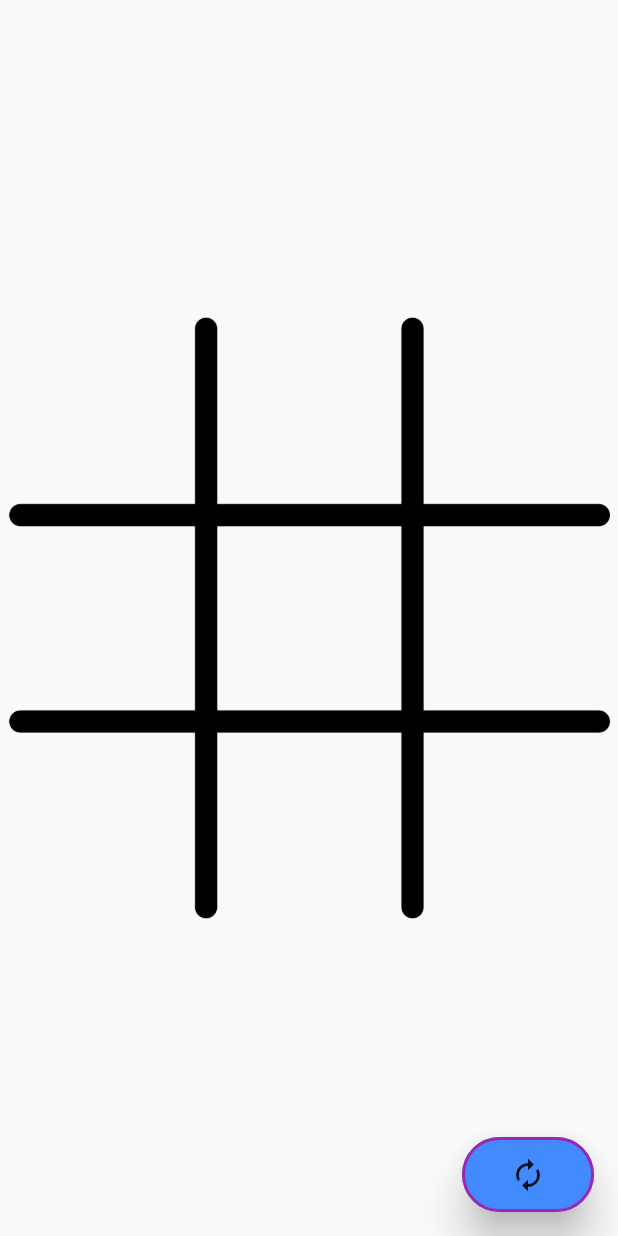
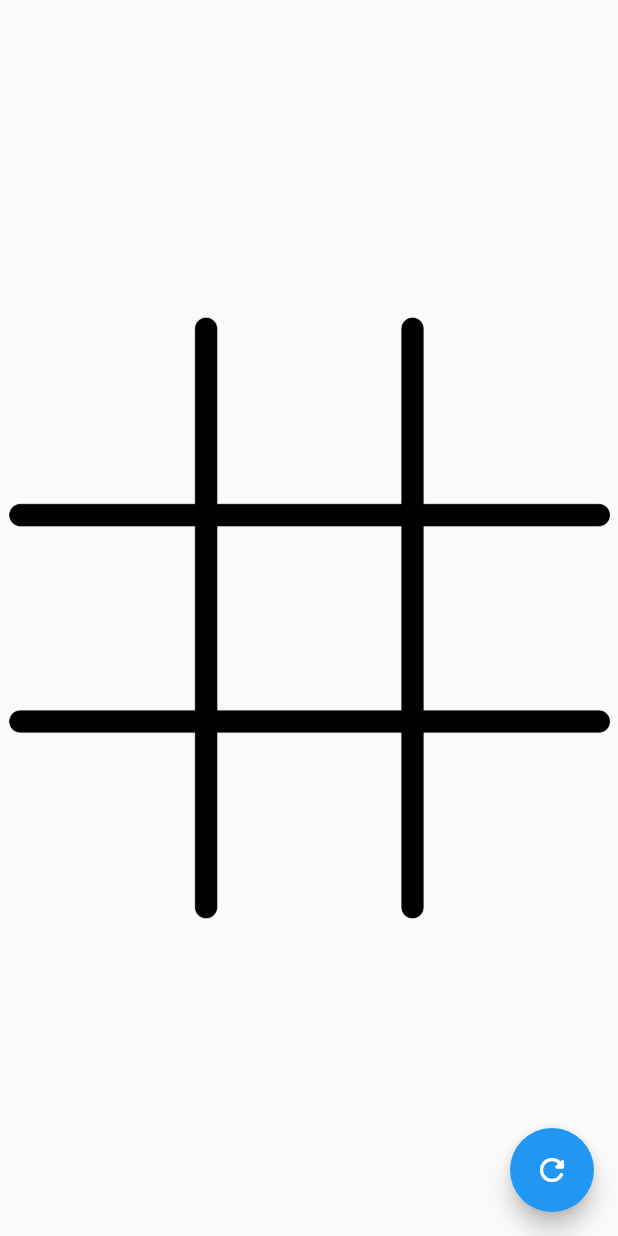
Before and after one commit to Thrasys/30days-of-flutter, a Flutter app: the screen it shows after launch, on a phone screen of 412 x 824 dp. Run offline on Flutter 3.47's test engine with Material 2 defaults, Android fonts, the phone set to English and light mode, and no system bars; our stand-ins replace carousel_slider, flip_card, webview_flutter.

Commit message:
tic_tac_toe

```diff
--- a/day-7/tic_tac_toe/lib/main.dart
+++ b/day-7/tic_tac_toe/lib/main.dart
@@ -16,11 +16,12 @@ class MyApp extends StatefulWidget {
 class _MyAppState extends State<MyApp> {
   final navigatorKey = GlobalKey<NavigatorState>();
   var _boardState = List.filled(9, TileState.EMPTY);
-
+  final globalKey = GlobalKey<ScaffoldState>();
   var _currentTurn = TileState.CROSS;
   @override
   Widget build(BuildContext context) {
     return MaterialApp(
+        key: globalKey,
         home: Scaffold(
             body: Center(
               child: Stack(
@@ -29,25 +30,20 @@ class _MyAppState extends State<MyApp> {
             ),
 
             ///////////////////////////////////////////////////////////
-        floatingActionButton: new MaterialButton(
-            highlightColor: Colors.lightBlueAccent,
-            highlightElevation: 8,
-            height: 50,
-            elevation: 12,
-            shape:
-                StadiumBorder(side: BorderSide(width: 2, color: Colors.purple)),
-            child: new Icon(Icons.autorenew),
-            color: Colors.blueAccent,
-            enableFeedback: true,
+            floatingActionButton: FloatingActionButton(
               onPressed: () {
-              setState(() {
                 return _refreshAction();
-              });
-            }),
-
-        ///////////////////////////////////////////////////////////
-      ),
-    );
+              },
+              child: Builder(
+                  builder: (context) => GestureDetector(
+                        onTap: () {
+                          Scaffold.of(context).showSnackBar(SnackBar(
+                            content: Text('Atualizando...'),
+                          ));
+                        },
+                        child: Icon(Icons.refresh_rounded),
+                      )),
+            )));
   }
 
   Widget _boardTiles() {
@@ -172,4 +168,9 @@ class _MyAppState extends State<MyApp> {
     Navigator.of(context).push(MaterialPageRoute(
         fullscreenDialog: true, builder: (context) => MyApp()));
   }
+
+  _displaySnackBar(BuildContext context) {
+    final snackBar = SnackBar(content: Text('Are you talkin\' to me?'));
+    globalKey.currentState.showSnackBar(snackBar);
   }
+}
```
Lines whose indentation alone changed are shown as unchanged.
